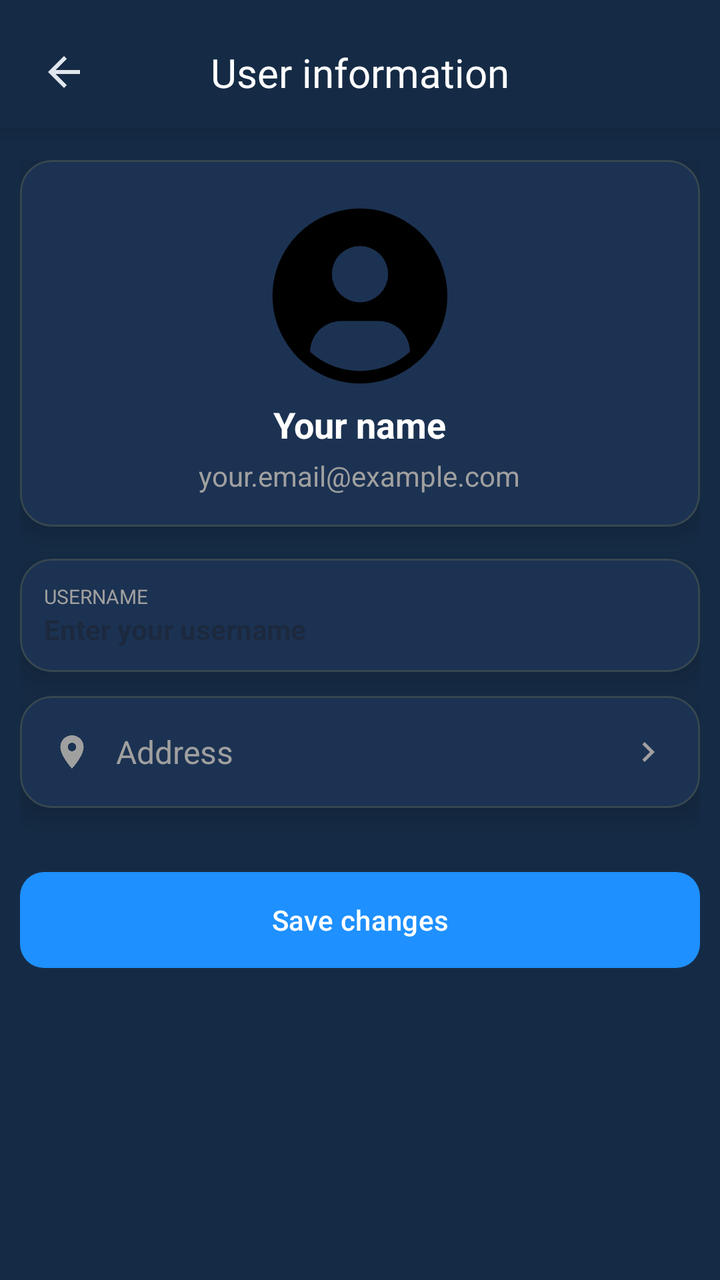
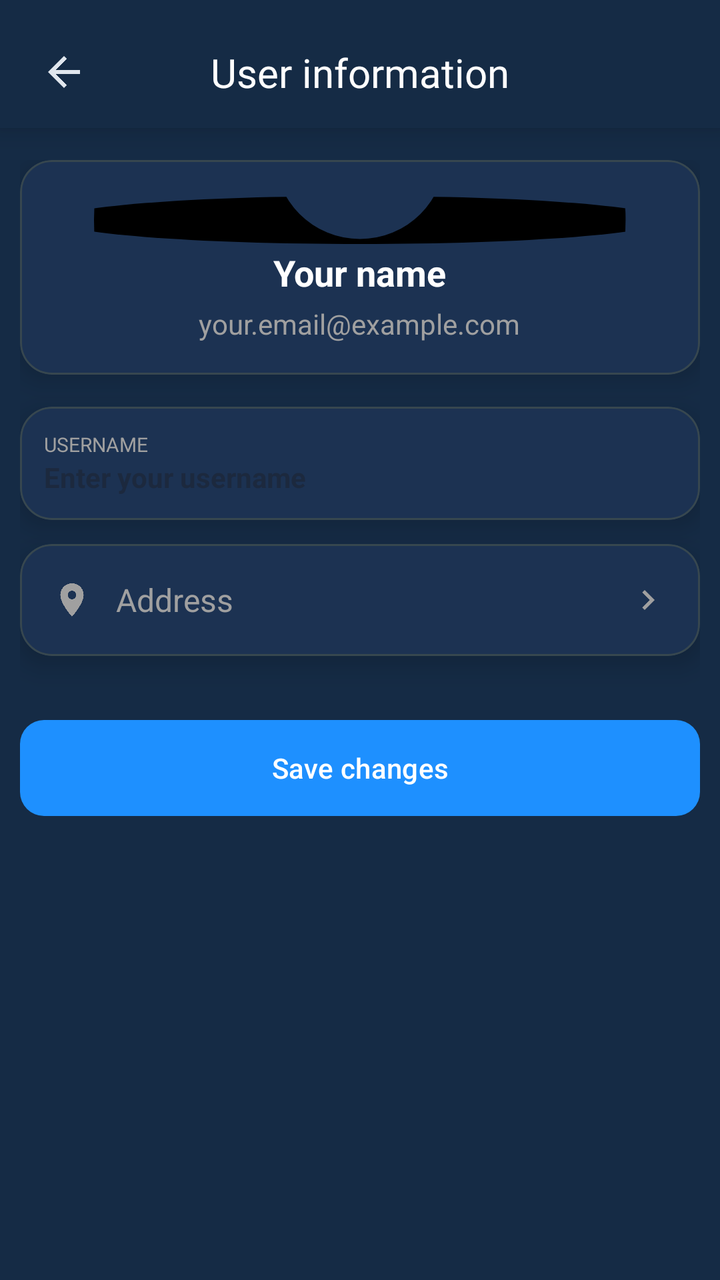

An Android layout rendered at two revisions. The XML below is the earlier revision; the diff shows what the commit changed to produce the second picture.
<!-- AndroidManifest.xml: application theme AppTheme -->
<!-- res/layout/fragment_user_info.xml -->
<?xml version="1.0" encoding="utf-8"?>
<androidx.constraintlayout.widget.ConstraintLayout 
    xmlns:android="http://schemas.android.com/apk/res/android"
    xmlns:app="http://schemas.android.com/apk/res-auto"
    xmlns:tools="http://schemas.android.com/tools"
    android:id="@+id/userInfoLayout"
    android:layout_width="match_parent"
    android:layout_height="match_parent"
    android:background="@color/background_color"
    tools:context=".ui.tabs.settings.userinfo.UserInfoFragment">

    
    <androidx.constraintlayout.widget.ConstraintLayout
        android:id="@+id/headerContainer"
        android:layout_width="match_parent"
        android:layout_height="wrap_content"
        android:paddingHorizontal="16dp"
        android:paddingTop="20dp"
        android:paddingBottom="12dp"
        android:background="@color/background_color"
        android:elevation="8dp"
        app:layout_constraintTop_toTopOf="parent">

        
        <ImageView
            android:id="@+id/btnBack"
            android:layout_width="32dp"
            android:layout_height="32dp"
            android:src="@drawable/ic_back"
            android:scaleType="center"
            app:tint="?attr/colorOnSurface"
            android:clickable="true"
            android:focusable="true"
            android:contentDescription="@string/user_info_back_button_desc"
            app:layout_constraintBottom_toBottomOf="parent"
            app:layout_constraintStart_toStartOf="parent"
            app:layout_constraintTop_toTopOf="parent" />

        
        <TextView
            android:id="@+id/tvTitle"
            style="@style/TextAppearance.Aqua.EditProfileTitle"
            android:layout_width="wrap_content"
            android:layout_height="wrap_content"
            android:text="@string/user_info_title"
            android:importantForAccessibility="yes"
            app:layout_constraintTop_toTopOf="parent"
            app:layout_constraintBottom_toBottomOf="parent"
            app:layout_constraintStart_toStartOf="parent"
            app:layout_constraintEnd_toEndOf="parent" />
    </androidx.constraintlayout.widget.ConstraintLayout>

    
    <ScrollView
        android:id="@+id/scrollContainer"
        android:layout_width="0dp"
        android:layout_height="0dp"
        android:fillViewport="true"
        android:scrollbars="none"
        app:layout_constraintTop_toBottomOf="@id/headerContainer"
        app:layout_constraintBottom_toBottomOf="parent"
        app:layout_constraintStart_toStartOf="parent"
        app:layout_constraintEnd_toEndOf="parent">

        <LinearLayout
            android:id="@+id/contentContainer"
            android:layout_width="match_parent"
            android:layout_height="wrap_content"
            android:orientation="vertical"
            android:paddingStart="10dp"
            android:paddingEnd="10dp"
            android:paddingTop="16dp"
            android:paddingBottom="16dp"
            android:gravity="center_horizontal">

            
            <com.google.android.material.card.MaterialCardView
                android:id="@+id/cardProfile"
                android:layout_width="match_parent"
                android:layout_height="wrap_content"
                android:layout_marginBottom="16dp"
                style="@style/Widget.Aqua.CardStyles">

                <LinearLayout
                    android:orientation="vertical"
                    android:layout_width="match_parent"
                    android:layout_height="wrap_content"
                    android:padding="16dp"
                    android:gravity="center_horizontal"
                    android:contentDescription="@string/user_info_profile_summary_desc">

                    <ImageView
                        android:id="@+id/ivUserPhoto"
                        android:layout_width="100dp"
                        android:layout_height="100dp"
                        android:src="@drawable/ic_profile_placeholder"
						android:layout_margin="2dp"
                        android:background="@drawable/profile_clip_circle"
                        android:clipToOutline="true"
                        android:layout_marginBottom="12dp"
                        android:contentDescription="@string/user_info_photo_desc" />

                    <TextView
                        android:id="@+id/tvName"
                        android:layout_width="wrap_content"
                        android:layout_height="wrap_content"
                        android:text="@string/user_info_name_default"
                        android:textColor="@android:color/white"
                        android:textSize="18sp"
                        android:textStyle="bold" />

                    <TextView
                        android:id="@+id/tvUserEmail"
                        android:layout_width="wrap_content"
                        android:layout_height="wrap_content"
                        android:text="@string/user_info_email_default"
                        android:textColor="@color/settings_text_secondary"
                        android:textSize="14sp"
                        android:layout_marginTop="4dp" />
                </LinearLayout>
            </com.google.android.material.card.MaterialCardView>

            
            <com.google.android.material.card.MaterialCardView
                android:id="@+id/cardUsername"
                android:layout_width="match_parent"
                android:layout_height="wrap_content"
                android:layout_marginBottom="12dp"
                style="@style/Widget.Aqua.CardStyles">

                <LinearLayout
                    android:orientation="vertical"
                    android:layout_width="match_parent"
                    android:layout_height="wrap_content"
                    android:padding="12dp">

                    <TextView
                        android:id="@+id/tvUsernameLabel"
                        android:layout_width="wrap_content"
                        android:layout_height="wrap_content"
                        android:text="@string/user_info_username_label"
                        android:textSize="10sp"
                        android:textColor="@color/settings_text_secondary" />

                    <EditText
                        android:id="@+id/etUsername"
                        android:layout_width="match_parent"
                        android:layout_height="wrap_content"
                        android:hint="@string/user_info_username_hint"
                        android:textColor="@android:color/white"
                        android:textSize="14sp"
                        android:textStyle="bold"
                        android:background="@null"
                        android:padding="0dp"
                        android:contentDescription="@string/user_info_username_desc" />
                </LinearLayout>
            </com.google.android.material.card.MaterialCardView>

            
            <com.google.android.material.card.MaterialCardView
                android:id="@+id/cardAddress"
                android:layout_width="match_parent"
                android:layout_height="wrap_content"
                style="@style/Widget.Aqua.CardStyles">

                <LinearLayout
                    android:id="@+id/rowAddress"
                    android:layout_width="match_parent"
                    android:layout_height="56dp"
                    android:gravity="center_vertical"
                    android:paddingHorizontal="16dp"
                    android:clickable="true"
                    android:focusable="true"
                    android:foreground="?attr/selectableItemBackgroundBorderless"
                    android:contentDescription="@string/user_info_address_desc">

                    <ImageView
                        android:layout_width="20dp"
                        android:layout_height="20dp"
                        android:src="@drawable/ic_location"
                        app:tint="@color/settings_text_secondary"
                        android:layout_marginEnd="12dp"
                        android:contentDescription="@string/user_info_location_icon_desc" />

                    <TextView
                        android:layout_width="0dp"
                        android:layout_height="wrap_content"
                        android:layout_weight="1"
                        android:text="@string/user_info_address_label"
                        android:textColor="@color/settings_text_secondary"
                        android:textSize="16sp" />

                    <ImageView
                        android:layout_width="20dp"
                        android:layout_height="20dp"
                        android:src="@drawable/ic_arrow_right"
                        app:tint="@color/settings_text_secondary"
                        android:contentDescription="@string/user_info_arrow_desc" />
                </LinearLayout>
            </com.google.android.material.card.MaterialCardView>

            
            <com.google.android.material.button.MaterialButton
                android:id="@+id/btnSave"
                style="@style/Widget.Aqua.PrimaryButton"
                android:layout_width="match_parent"
                android:layout_height="wrap_content"
                android:layout_marginTop="32dp"
                android:text="@string/user_info_save_button"
                android:contentDescription="@string/user_info_save_button_desc" />

        </LinearLayout>
    </ScrollView>

</androidx.constraintlayout.widget.ConstraintLayout>
<!-- resources referenced by this layout -->
<resources>
  <color name="background_color">#152B45</color>
  <color name="settings_text_secondary">#A0A0A0</color>
  <!-- drawable ic_arrow_right (drawable) -->
  <vector xmlns:android="http://schemas.android.com/apk/res/android"
      android:width="24dp"
      android:height="24dp"
      android:viewportWidth="24"
      android:viewportHeight="24">
  
      <path
          android:fillColor="#A0A0A0"
          android:pathData="M8.59,16.59L13.17,12L8.59,7.41L10,6L16,12L10,18L8.59,16.59Z"/>
  </vector>
  <!-- drawable ic_back (drawable) -->
  <?xml version="1.0" encoding="utf-8"?>
  <vector xmlns:android="http://schemas.android.com/apk/res/android"
      android:width="24dp"
      android:height="24dp"
      android:viewportWidth="24"
      android:viewportHeight="24">
  
      <path
          android:fillColor="@android:color/white"
          android:pathData="M20,11H7.83L13.42,5.41L12,4l-8,8 8,8 1.41,-1.41L7.83,13H20v-2z" />
  </vector>
  <!-- drawable profile_clip_circle (drawable) -->
  <?xml version="1.0" encoding="utf-8"?>
  <shape xmlns:android="http://schemas.android.com/apk/res/android"
      android:shape="oval">
      <solid android:color="@android:color/transparent" />
  </shape>
  <string name="user_info_address_desc">
          Opens the address details screen.
      </string>
  <string name="user_info_address_label">
          Address
      </string>
  <string name="user_info_arrow_desc">
          Open address details.
      </string>
  <string name="user_info_back_button_desc">
          Go back from user information screen
      </string>
  <string name="user_info_email_default">
          your.email@example.com
      </string>
  <string name="user_info_location_icon_desc">
          Location icon.
      </string>
  <string name="user_info_name_default">
          Your name
      </string>
  <string name="user_info_photo_desc">
          Your profile photo.
      </string>
  <string name="user_info_profile_summary_desc">
          Profile summary card showing your photo, name and email.
      </string>
  <string name="user_info_save_button">
          Save changes
      </string>
  <string name="user_info_save_button_desc">
          Button that saves your user information changes.
      </string>
  <string name="user_info_title">User information</string>
  <string name="user_info_username_desc">
          Editable field for your username.
      </string>
  <string name="user_info_username_hint">
          Enter your username
      </string>
  <string name="user_info_username_label">
          USERNAME
      </string>
  <style name="TextAppearance.Aqua.EditProfileTitle" parent="TextAppearance.Material3.TitleLarge">
      <item name="fontFamily">@font/inter_semibold</item>
      <item name="android:fontFamily">@font/inter_semibold</item>
      <item name="android:textColor">@android:color/white</item>
      <item name="android:textSize">20sp</item>
  </style>
  <style name="Widget.Aqua.CardStyles" parent="Widget.MaterialComponents.CardView">
      <item name="cardBackgroundColor">@color/settings_card_background</item>
      <item name="cardCornerRadius">16dp</item>
      <item name="cardElevation">8dp</item>
      <item name="cardUseCompatPadding">false</item>
  </style>
  <color name="settings_card_background">#1C3252</color>
  <color name="aqua_button_blue">#1E90FF</color>
  <color name="md_theme_light_primary">#2196F3</color>
  <color name="md_theme_light_onPrimary">#FFFFFF</color>
  <color name="md_theme_light_secondary">#4A6363</color>
  <color name="md_theme_light_onSecondary">#FFFFFF</color>
  <color name="md_theme_light_background">#152B45</color>
  <color name="md_theme_light_surface">#152B45</color>
  <color name="md_theme_light_onSurface">#E0E6ED</color>
  <color name="md_theme_light_surfaceVariant">#233042</color>
  <color name="md_theme_light_onSurfaceVariant">#5C6B75</color>
  <color name="md_theme_light_outline">#455A64</color>
  <color name="md_theme_light_outlineVariant">#37474F</color>
  <color name="md_theme_light_error">#D32F2F</color>
  <color name="md_theme_light_onError">#FFFFFF</color>
  <!-- unchanged entries left out for length: 4 -->
</resources>

<!-- the commit's change to res/layout/fragment_user_info.xml (unified diff, before → after) -->
@@ -91,12 +91,15 @@
 
                     <ImageView
                         android:id="@+id/ivUserPhoto"
-                        android:layout_width="100dp"
-                        android:layout_height="100dp"
+                        android:layout_width="match_parent"
+                        android:layout_height="match_parent"
+                        android:layout_margin="2dp"
+                        android:background="@drawable/profile_clip_circle"
+                        android:scaleType="centerCrop"
                         android:src="@drawable/ic_profile_placeholder"
-						android:layout_margin="2dp"
-                        android:background="@drawable/profile_clip_circle"
                         android:clipToOutline="true"
+                        android:clickable="true"
+                        android:focusable="true"
                         android:layout_marginBottom="12dp"
                         android:contentDescription="@string/user_info_photo_desc" />
 
